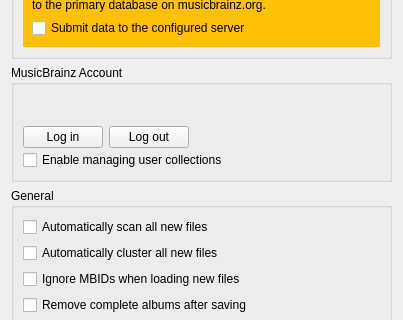
The window that ui/options_general.ui (metabrainz/picard) describes before a commit, drawn with Qt 5; both pictures show x 0 to 403 and y 124 to 444 of the 403 by 526 pixel window.
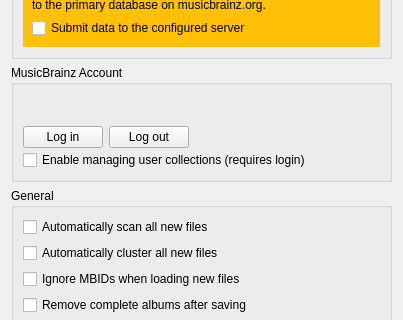
The same window after the commit.

Commit message:
PICARD-1638: Label options that require login, keep collections always editable
Add "(requires login)" suffix to option labels that trigger
authentication:
- "Enable track ratings (requires login)"
- "Use only my genres (requires login)"
- "Enable managing user collections (requires login)"

Also remove the code that disabled the user collections checkbox
when not logged in. This is no longer needed since the webservice
now gracefully retries requests without user-specific data when
authentication is declined.

The edit to the form file:
```diff
--- a/ui/options_general.ui
+++ b/ui/options_general.ui
@@ -175,7 +175,7 @@
       <item>
        <widget class="QCheckBox" name="enable_user_collections">
         <property name="text">
-         <string>Enable managing user collections</string>
+         <string>Enable managing user collections (requires login)</string>
         </property>
        </widget>
       </item>
```
The commit also changes 6 other files.
